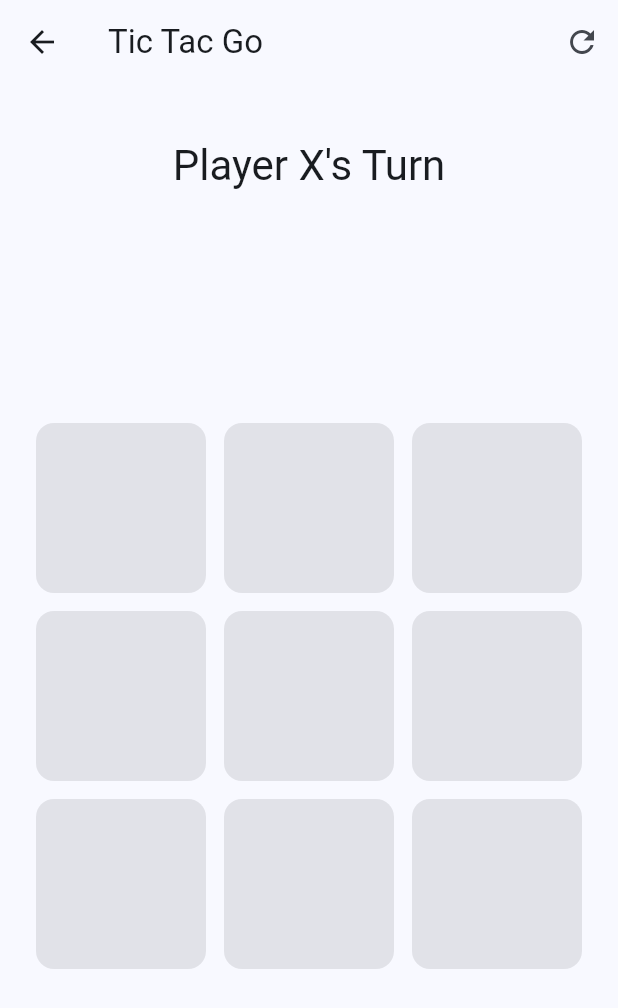
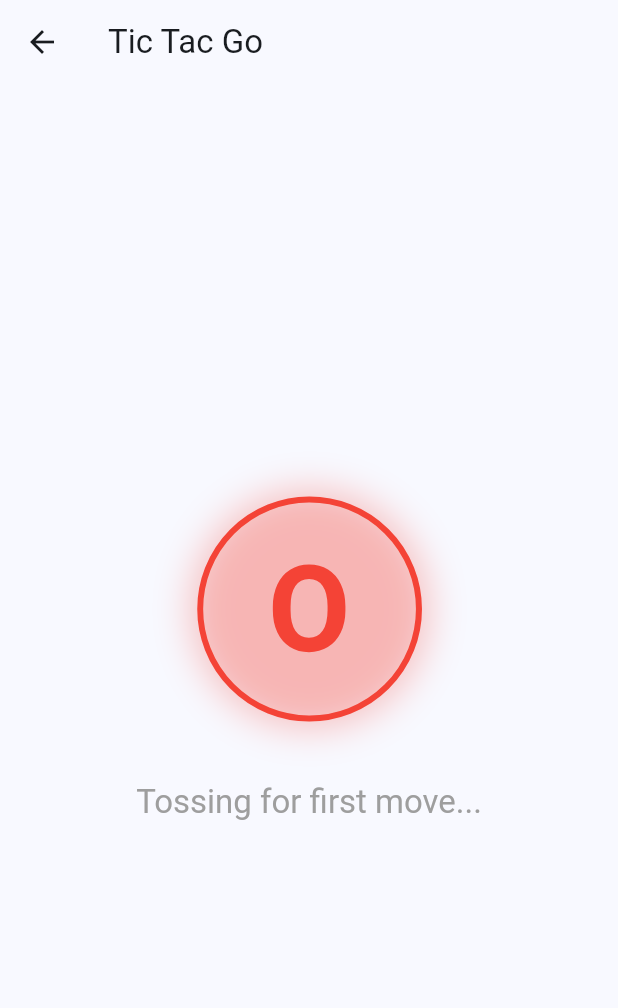
Before and after one commit to harshit2k4/tictacgo, a Flutter app: the screen it shows after launch, after a tap on "Single Player", on a phone screen of 412 x 824 dp. Shown: the top 1008 px of the screen. Run offline on Flutter 3.47's test engine with Material 3 defaults, Android fonts, the phone set to English and light mode, and no system bars; our stand-ins replace confetti, flutter_riverpod, hive_ce, hive_ce_flutter, riverpod_annotation; accounts and stored records are empty; generated files the repository leaves out were written again.

Commit message:
feat(game): add toss for random first move in pass and play

```diff
--- a/lib/features/game/application/game_notifier.dart
+++ b/lib/features/game/application/game_notifier.dart
@@ -1,3 +1,5 @@
+import 'dart:math';
+
 import 'package:flutter_riverpod/flutter_riverpod.dart';
 import 'package:hive_ce/hive.dart';
 import 'package:riverpod_annotation/riverpod_annotation.dart';
@@ -164,7 +166,21 @@ class GameNotifier extends _$GameNotifier {
   }
 
   void startGame(Difficulty difficulty, GameMode mode) {
-    state = GameBoard.empty(difficulty: difficulty, gameMode: mode);
+    state = GameBoard.empty(
+      difficulty: difficulty,
+      gameMode: mode,
+      isTossing: true, // The UI will see this and show the coin flip
+    );
+  }
+
+  // Called when the animation finishes
+  void completeToss(Player starter) {
+    state = state.copyWith(isTossing: false, currentPlayer: starter);
+
+    // If it's Single Player and AI (O) won the toss, let it move!
+    if (state.gameMode == GameMode.singlePlayer && starter == Player.o) {
+      _triggerAiMove();
+    }
   }
 
   Player? _calculateWinner(List<Player> cells) {
@@ -194,15 +210,42 @@ class GameNotifier extends _$GameNotifier {
   //   // state = GameBoard.empty(difficulty: ref.read(selectedDifficultyProvider));
   // }
 
+  // void resetGame() {
+  //   // Must capture the current mode and difficulty before clearing the board
+  //   final currentDifficulty = state.difficulty;
+  //   final currentMode = state.gameMode;
+
+  //   // Pass them back in so the game stays in the mode the user chose
+  //   state = GameBoard.empty(
+  //     difficulty: currentDifficulty,
+  //     gameMode: currentMode,
+  //   );
+  // }
   void resetGame() {
-    // Must capture the current mode and difficulty before clearing the board
+    final winner = state.winner;
     final currentDifficulty = state.difficulty;
     final currentMode = state.gameMode;
 
-    // Pass them back in so the game stays in the mode the user chose
+    // Update Session Scores
+    int newXScore = state.playerXScore;
+    int newOScore = state.playerOScore;
+    if (winner == Player.x) newXScore++;
+    if (winner == Player.o) newOScore++;
+
+    // Logic: Winner starts. If draw, pick random.
+    final nextStarter = winner ?? (Random().nextBool() ? Player.x : Player.o);
+
     state = GameBoard.empty(
       difficulty: currentDifficulty,
       gameMode: currentMode,
+      currentPlayer: nextStarter,
+      xScore: newXScore,
+      oScore: newOScore,
+      isTossing: false, // Only toss for the first game!
     );
+
+    if (currentMode == GameMode.singlePlayer && nextStarter == Player.o) {
+      _triggerAiMove();
+    }
   }
 }
--- a/lib/features/game/domain/game_board.dart
+++ b/lib/features/game/domain/game_board.dart
@@ -11,6 +11,11 @@ class GameBoard {
   final Difficulty difficulty;
   final GameMode gameMode;
 
+  // Coin toss for single player
+  final bool isTossing; // Is the coin currently in the air?
+  final int playerXScore; // Session score for X
+  final int playerOScore; // Session score for O
+
   GameBoard({
     required this.cells,
     this.currentPlayer = Player.x,
@@ -19,17 +24,28 @@ class GameBoard {
     this.isAiThinking = false,
     this.difficulty = Difficulty.hard, // Default to hard
     this.gameMode = GameMode.singlePlayer, // Default to single player
+    this.isTossing = false, // Default to false
+    this.playerXScore = 0, // Start at 0
+    this.playerOScore = 0, // Start at 0
   });
 
   // This creates a fresh, empty 3x3 grid
   factory GameBoard.empty({
     Difficulty difficulty = Difficulty.hard,
     GameMode gameMode = GameMode.singlePlayer,
+    Player currentPlayer = Player.x,
+    bool isTossing = false,
+    int xScore = 0,
+    int oScore = 0,
   }) {
     return GameBoard(
       cells: List.generate(9, (_) => Player.none),
       difficulty: difficulty,
       gameMode: gameMode,
+      currentPlayer: currentPlayer,
+      isTossing: isTossing,
+      playerXScore: xScore,
+      playerOScore: oScore,
     );
   }
 
@@ -43,6 +59,9 @@ class GameBoard {
     bool? isAiThinking,
     Difficulty? difficulty,
     GameMode? gameMode,
+    bool? isTossing,
+    int? playerXScore,
+    int? playerOScore,
   }) {
     return GameBoard(
       cells: cells ?? this.cells,
@@ -52,6 +71,9 @@ class GameBoard {
       isAiThinking: isAiThinking ?? this.isAiThinking,
       difficulty: difficulty ?? this.difficulty,
       gameMode: gameMode ?? this.gameMode,
+      isTossing: isTossing ?? this.isTossing,
+      playerXScore: playerXScore ?? this.playerXScore,
+      playerOScore: playerOScore ?? this.playerOScore,
     );
   }
 }
--- a/lib/features/game/presentation/screens/game_screen.dart
+++ b/lib/features/game/presentation/screens/game_screen.dart
@@ -1,4 +1,4 @@
-import 'package:confetti/confetti.dart'; // 1. Add this import
+import 'package:confetti/confetti.dart';
 import 'package:flutter/material.dart';
 import 'package:flutter_riverpod/flutter_riverpod.dart';
 import 'package:hive_ce/hive.dart';
@@ -8,6 +8,7 @@ import 'package:tictacgo/features/game/domain/game_mode.dart';
 import 'package:tictacgo/features/game/domain/game_stats.dart';
 import 'package:tictacgo/features/game/domain/player.dart';
 import 'package:tictacgo/features/game/presentation/widgets/game_cell.dart';
+import 'package:tictacgo/features/game/presentation/widgets/coin_toss_view.dart';
 
 class GameScreen extends ConsumerStatefulWidget {
   const GameScreen({super.key});
@@ -39,15 +40,35 @@ class _GameScreenState extends ConsumerState<GameScreen> {
     final state = ref.watch(gameNotifierProvider);
 
     // LISTEN for game end
+    // ref.listen(gameNotifierProvider, (previous, next) {
+    //   if ((next.winner != null || next.isDraw) &&
+    //       (previous?.winner == null && previous?.isDraw == false)) {
+    //     // Fire confetti only on human win
+    //     if (next.winner == Player.x) {
+    //       _confettiController.play();
+    //     }
+
+    //     _showGameOverDialog(context, next, ref);
+    //   }
+    // });
     ref.listen(gameNotifierProvider, (previous, next) {
       if ((next.winner != null || next.isDraw) &&
           (previous?.winner == null && previous?.isDraw == false)) {
-        // Fire confetti only on human win
-        if (next.winner == Player.x) {
+        bool shouldCelebrate = false;
+        if (next.gameMode == GameMode.localMultiplayer && next.winner != null) {
+          shouldCelebrate = true; // Celebrate any winner in local play
+        } else if (next.winner == Player.x) {
+          shouldCelebrate = true; // Celebrate user win in single player
+        }
+
+        if (shouldCelebrate) {
           _confettiController.play();
         }
 
-        _showGameOverDialog(context, next, ref);
+        // Delay the dialog slightly so users can see the winning line
+        Future.delayed(const Duration(milliseconds: 600), () {
+          if (mounted) _showGameOverDialog(context, next, ref);
+        });
       }
     });
 
@@ -58,6 +79,8 @@ class _GameScreenState extends ConsumerState<GameScreen> {
           appBar: AppBar(
             title: const Text('Tic Tac Go'),
             actions: [
+              // Only show refresh if not currently tossing
+              if (!state.isTossing)
                 IconButton(
                   onPressed: () =>
                       ref.read(gameNotifierProvider.notifier).resetGame(),
@@ -66,9 +89,52 @@ class _GameScreenState extends ConsumerState<GameScreen> {
             ],
           ),
           body: SafeArea(
-            child: Column(
+            // Integrated AnimatedSwitcher for Coin Toss
+            child: AnimatedSwitcher(
+              duration: const Duration(milliseconds: 500),
+              child: state.isTossing
+                  ? CoinTossView(
+                      onCompleted: (starter) {
+                        ref
+                            .read(gameNotifierProvider.notifier)
+                            .completeToss(starter);
+                      },
+                    )
+                  : Column(
+                      key: const ValueKey('game_content'),
                       children: [
-                const SizedBox(height: 20),
+                        // Integrated Scorecard
+                        Padding(
+                          padding: const EdgeInsets.symmetric(
+                            vertical: 20,
+                            horizontal: 24,
+                          ),
+                          child: Row(
+                            mainAxisAlignment: MainAxisAlignment.spaceEvenly,
+                            children: [
+                              _buildScoreItem(
+                                "Player X",
+                                state.playerXScore,
+                                Colors.blue,
+                                state.currentPlayer == Player.x,
+                              ),
+                              const Text(
+                                "VS",
+                                style: TextStyle(
+                                  fontWeight: FontWeight.bold,
+                                  color: Colors.grey,
+                                ),
+                              ),
+                              _buildScoreItem(
+                                "Player O",
+                                state.playerOScore,
+                                Colors.red,
+                                state.currentPlayer == Player.o,
+                              ),
+                            ],
+                          ),
+                        ),
+
                         Padding(
                           padding: const EdgeInsets.symmetric(vertical: 16.0),
                           child: Text(
@@ -111,6 +177,7 @@ class _GameScreenState extends ConsumerState<GameScreen> {
                     ),
             ),
           ),
+        ),
 
         // Confetti Widget Layer
         Align(
@@ -130,6 +197,39 @@ class _GameScreenState extends ConsumerState<GameScreen> {
           ),
         ),
       ],
+    );
+  }
+
+  // Scorecard Item Widget
+  Widget _buildScoreItem(
+    String label,
+    int score,
+    Color color,
+    bool isCurrentTurn,
+  ) {
+    return AnimatedContainer(
+      duration: const Duration(milliseconds: 300),
+      padding: const EdgeInsets.symmetric(horizontal: 16, vertical: 8),
+      decoration: BoxDecoration(
+        color: isCurrentTurn ? color.withOpacity(0.1) : Colors.transparent,
+        borderRadius: BorderRadius.circular(12),
+        border: Border.all(
+          color: isCurrentTurn ? color : Colors.transparent,
+          width: 2,
+        ),
+      ),
+      child: Column(
+        children: [
+          Text(
+            label,
+            style: TextStyle(color: color, fontWeight: FontWeight.bold),
+          ),
+          Text(
+            "$score",
+            style: const TextStyle(fontSize: 24, fontWeight: FontWeight.bold),
+          ),
+        ],
+      ),
     );
   }
 
--- /dev/null
+++ b/lib/features/game/presentation/widgets/coin_toss_view.dart
@@ -0,0 +1,163 @@
+import 'dart:math';
+import 'package:flutter/material.dart';
+import 'package:tictacgo/features/game/domain/player.dart';
+
+class CoinTossView extends StatefulWidget {
+  final Function(Player) onCompleted;
+
+  const CoinTossView({super.key, required this.onCompleted});
+
+  @override
+  State<CoinTossView> createState() => _CoinTossViewState();
+}
+
+class _CoinTossViewState extends State<CoinTossView>
+    with SingleTickerProviderStateMixin {
+  late AnimationController _controller;
+  late Animation<double> _animation;
+  late Player _result;
+
+  @override
+  void initState() {
+    super.initState();
+
+    _controller = AnimationController(
+      duration: const Duration(
+        milliseconds: 2500,
+      ), // Slightly longer for suspense
+      vsync: this,
+    );
+
+    // Use Secure Random for true 50/50 unpredictability
+    final random = Random.secure();
+    _result = random.nextBool() ? Player.x : Player.o;
+
+    // Randomize the Starting Face
+    // If random bool is true, start at 0 (X). If false, start at pi (O).
+    // This removes the bias of "It always starts as X".
+    double beginPos = random.nextBool() ? 0 : pi;
+
+    // Calculate Target Rotation
+    // Spin 5 to 9 full times
+    int spins = 5 + random.nextInt(5);
+    double spinRotation = spins * 2 * pi;
+
+    double targetPos;
+
+    // Logic:
+    // Even multiples of pi (0, 2pi...) = Face X
+    // Odd multiples of pi (pi, 3pi...) = Face O
+    if (_result == Player.x) {
+      // Target must be an Even multiple.
+      targetPos = beginPos + spinRotation;
+      // If we started at pi (O), adding even rotation keeps us at O (Odd).
+      // So we add an extra pi to land on X (Even).
+      if (beginPos > 0.1) targetPos += pi;
+    } else {
+      // Target must be an Odd multiple.
+      targetPos = beginPos + spinRotation;
+      // If we started at 0 (X), adding even rotation keeps us at X (Even).
+      // So we add an extra pi to land on O (Odd).
+      if (beginPos < 0.1) targetPos += pi;
+    }
+
+    // Use easeOutCirc instead of easeOutBack
+    // easeOutBack overshoots large values, causing the coin to
+    // visually flip to the wrong side for a split second before settling.
+    _animation =
+        Tween<double>(begin: beginPos, end: targetPos).animate(
+          CurvedAnimation(
+            parent: _controller,
+            curve: Curves.easeOutCirc, // Smooth landing, no flip-flop glitch
+          ),
+        )..addStatusListener((status) {
+          if (status == AnimationStatus.completed) {
+            Future.delayed(const Duration(milliseconds: 700), () {
+              if (mounted) widget.onCompleted(_result);
+            });
+          }
+        });
+
+    _controller.forward();
+  }
+
+  @override
+  void dispose() {
+    _controller.dispose();
+    super.dispose();
+  }
+
+  @override
+  Widget build(BuildContext context) {
+    return Center(
+      child: Column(
+        mainAxisAlignment: MainAxisAlignment.center,
+        children: [
+          AnimatedBuilder(
+            animation: _animation,
+            builder: (context, child) {
+              final angle = _animation.value;
+
+              // Normalize angle to 0...2pi range
+              final normalizedAngle = angle % (2 * pi);
+
+              // Check if we are showing the "Back" face
+              // Front is 0 +/- pi/2 (X)
+              // Back is pi +/- pi/2 (O)
+              final isBack =
+                  normalizedAngle > pi / 2 && normalizedAngle < 1.5 * pi;
+
+              return Transform(
+                transform: Matrix4.identity()
+                  ..setEntry(3, 2, 0.0015) // Perspective
+                  ..rotateY(angle),
+                alignment: Alignment.center,
+                // If back, show O. If front, show X.
+                child: isBack
+                    ? _buildCoinFace(Player.o)
+                    : _buildCoinFace(Player.x),
+              );
+            },
+          ),
+          const SizedBox(height: 40),
+          Text(
+            "Tossing for first move...",
+            style: Theme.of(
+              context,
+            ).textTheme.titleLarge?.copyWith(color: Colors.grey),
+          ),
+        ],
+      ),
+    );
+  }
+
+  Widget _buildCoinFace(Player player) {
+    final color = player == Player.x ? Colors.blue : Colors.red;
+    return Container(
+      width: 150,
+      height: 150,
+      decoration: BoxDecoration(
+        shape: BoxShape.circle,
+        color: color.withOpacity(0.1),
+        border: Border.all(color: color, width: 4),
+        boxShadow: [
+          BoxShadow(
+            color: color.withOpacity(0.3),
+            blurRadius: 20,
+            spreadRadius: 5,
+          ),
+        ],
+      ),
+      child: Center(
+        child: Text(
+          player == Player.x ? "X" : "O",
+          style: TextStyle(
+            fontSize: 80,
+            fontWeight: FontWeight.bold,
+            color: color,
+          ),
+        ),
+      ),
+    );
+  }
+}
```
Lines whose indentation alone changed are shown as unchanged.
